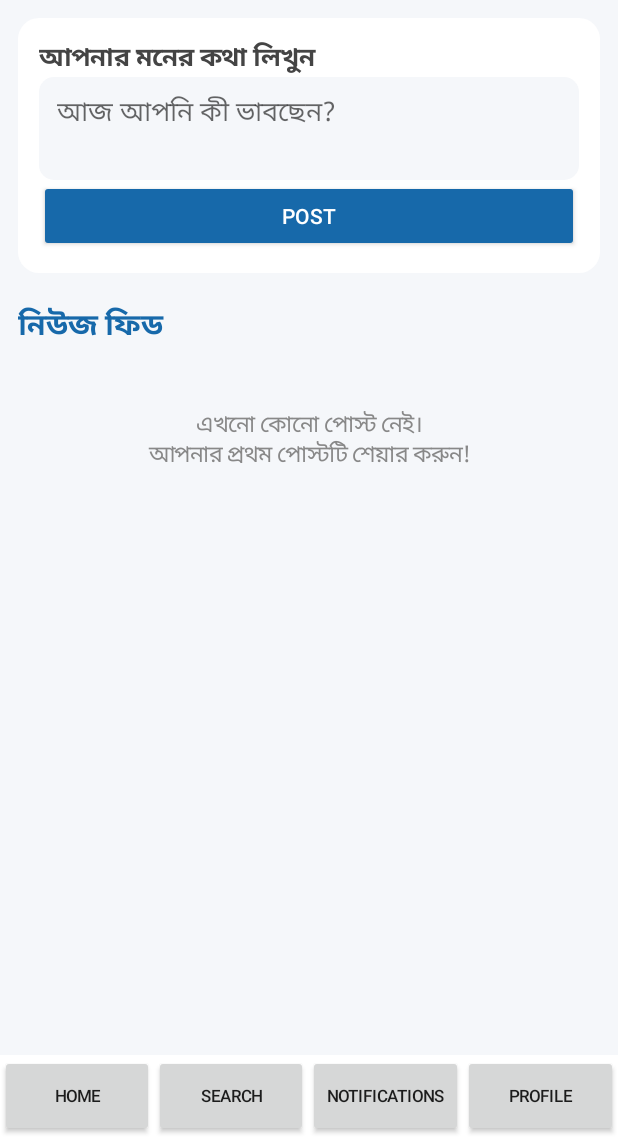
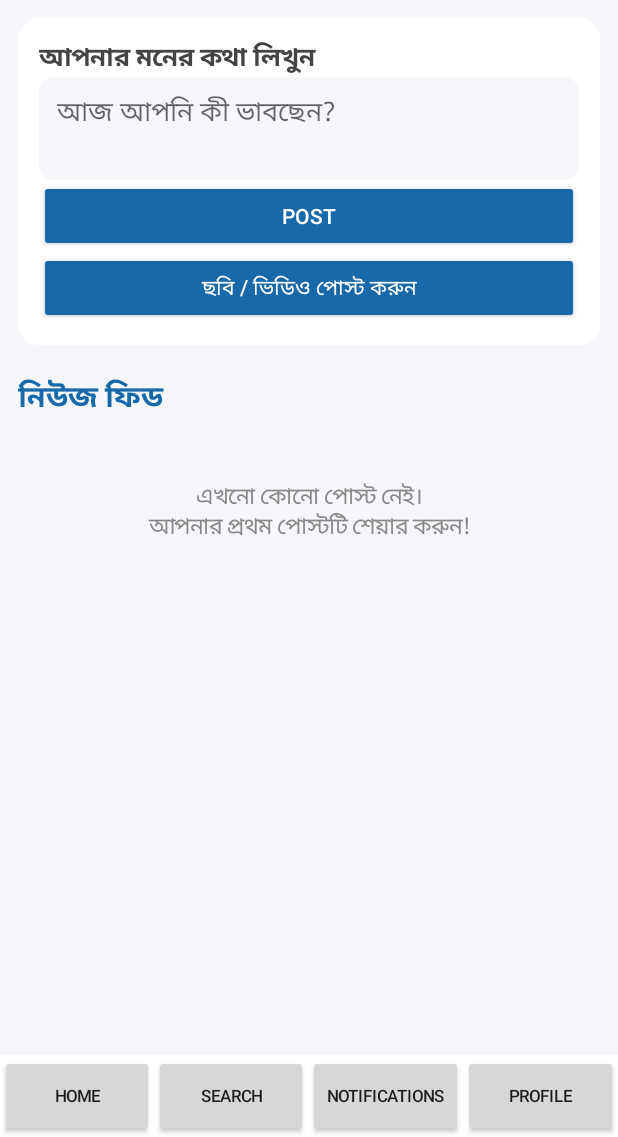
Before and after one commit to mamun1714/AYNA-Social--Media, an Android app: the HomeActivity screen opened directly, with no data from a screen before it, on a phone screen of 412 x 824 dp, the part 99-1236 px from its top. Run offline under Robolectric (Android 15) with nearby library versions, the phone set to English and light mode, and no system bars; our stand-ins replace Firebase (no records; nobody signed in at launch, a user with empty details on screens opened directly).

Commit message:
Add media post button to HomeActivity
Added a media post button with click listener to navigate to CreatePostActivity.

```diff
--- a/app/src/main/java/com/mamun/ayna/HomeActivity.java
+++ b/app/src/main/java/com/mamun/ayna/HomeActivity.java
@@ -139,7 +139,28 @@ public class HomeActivity extends Activity {
         composer.addView(composerTitle);
         composer.addView(postInput);
         composer.addView(postButton);
+
+        Button mediaPostButton = button("ছবি / ভিডিও পোস্ট করুন");
+        mediaPostButton.setTextColor(Color.WHITE);
+        mediaPostButton.setBackgroundTintList(
+                android.content.res.ColorStateList.valueOf(
+                        Color.rgb(23, 105, 170)));
+
+        mediaPostButton.setOnClickListener(v -> {
+            if (auth.getCurrentUser() == null) {
+                showMessage("প্রথমে লগইন করুন");
+                return;
+            }
+
+            Intent intent = new Intent(
+                    HomeActivity.this,
+                    CreatePostActivity.class);
+            startActivity(intent);
+        });
+
+        composer.addView(mediaPostButton);
         content.addView(composer);
+
 
         TextView feedTitle = text("নিউজ ফিড", 20,
                 Color.rgb(23, 105, 170));
```
